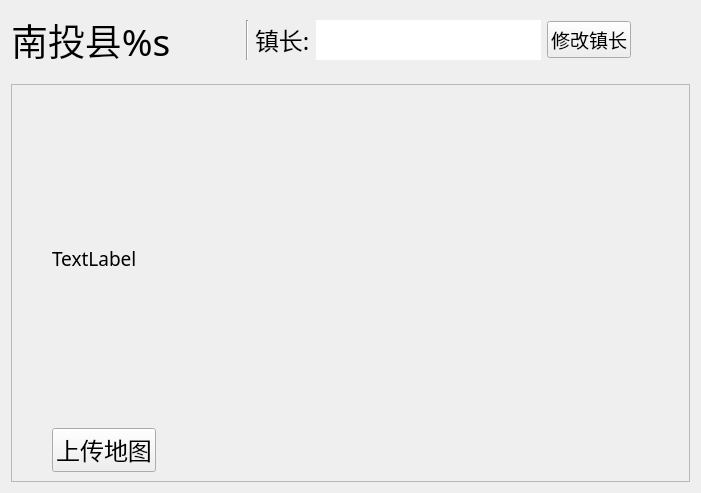
Old version of the form ui/widgets/subpages/page2_x/page2_0/page.ui in the repository ArcherLuo233/election-s-prediction.
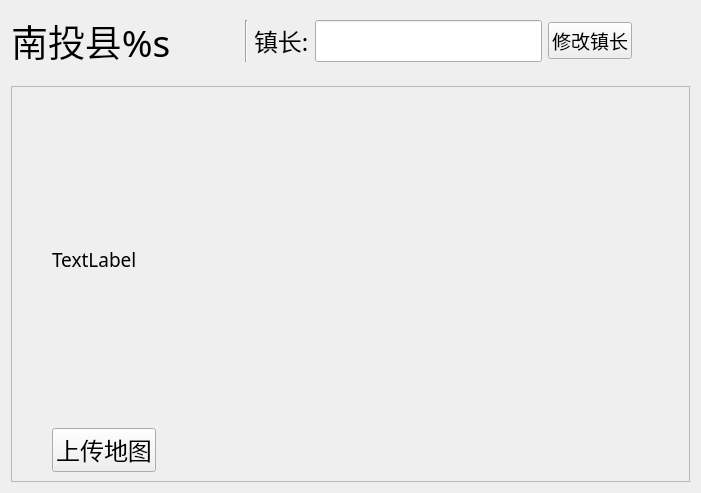
New version of the form.

Commit message: 鼠标指针

```diff
--- a/ui/widgets/subpages/page2_x/page2_0/page.ui
+++ b/ui/widgets/subpages/page2_x/page2_0/page.ui
@@ -87,9 +87,6 @@
               <pointsize>18</pointsize>
              </font>
             </property>
-            <property name="frame">
-             <bool>false</bool>
-            </property>
            </widget>
           </item>
           <item>
```
Left out of the diff: 3 changed lines with no effect on the pictures. The commit also changes 1 other file.
